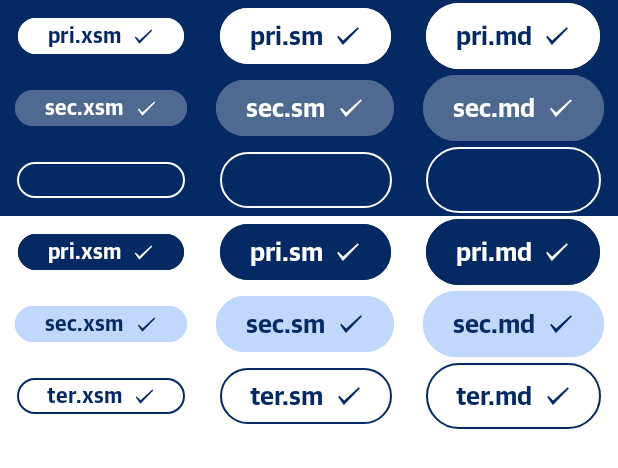
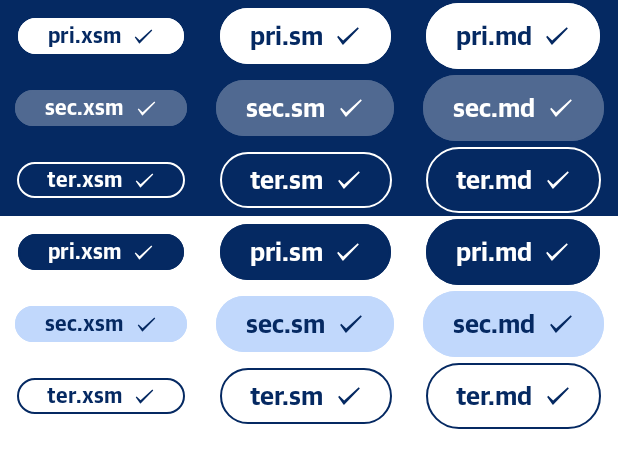
Before and after one commit to guardian/source-apps, an Android app built with Jetpack Compose: the @Preview function CoreButtonIconAfterPreview, on a phone screen of 412 x 824 dp. Shown: the top 468 px of the screen. Run offline under Robolectric (Android 15) with nearby library versions, the phone set to English and light mode, and no system bars; Roboto replaces fonts that are not available here.

Commit message:
Bug fix - content colour for `TertiaryOnBlue`

```diff
--- a/android/source/src/main/kotlin/com/gu/source/components/buttons/ButtonColours.kt
+++ b/android/source/src/main/kotlin/com/gu/source/components/buttons/ButtonColours.kt
@@ -108,7 +108,7 @@ internal fun SourceButton.Priority.toColours(theme: Source.Theme) = when (theme)
                 ),
                 container = AppColour.Transparent,
                 content = AppColour(
-                    light = Source.Palette.Brand400,
+                    light = Source.Palette.Neutral100,
                     dark = Source.Palette.Neutral86,
                 ),
             )
```
